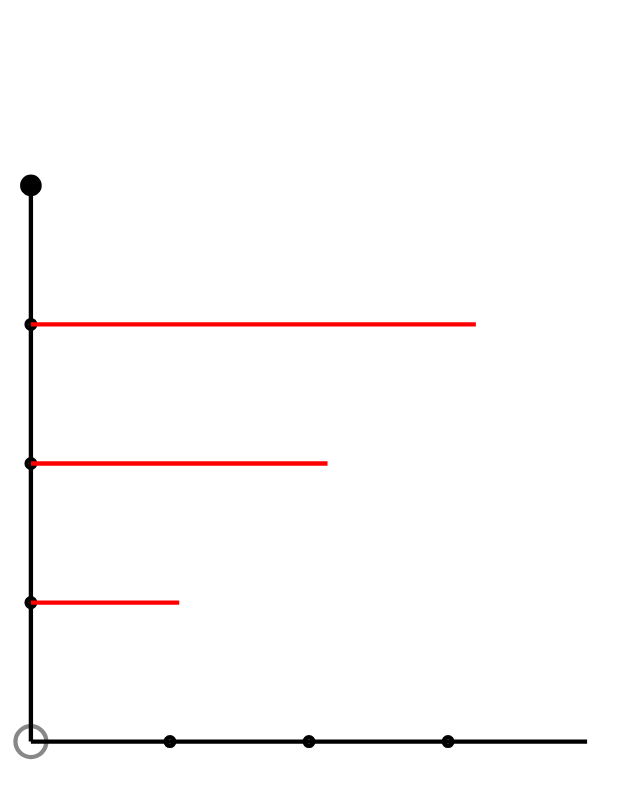
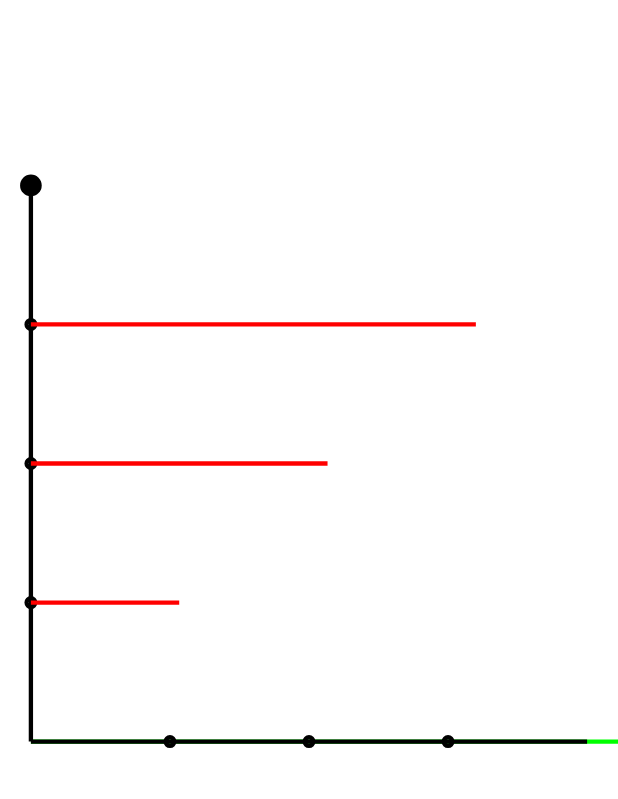
Before and after one commit to de-brasi/horizontal-diagram, an Android app: the layout activity_main.xml on its own in the app's theme, with its tools: preview values and no code run, on a phone screen of 412 x 824 dp. Shown: the top 799 px of the screen. Run offline under Robolectric (Android 15) with nearby library versions, the phone set to English and light mode, and no system bars.

Commit message:
Void commit with description. Minimum working version. The beginning of the graph coincides with the origin, which is bad when working with left indents. An abundance of variable names. Difficulty of setting.

```diff
--- a/app/src/main/java/health/helper/posturecorrectorstatisticviewer/view/HorizontalDiagram.java
+++ b/app/src/main/java/health/helper/posturecorrectorstatisticviewer/view/HorizontalDiagram.java
@@ -66,7 +66,9 @@ public class HorizontalDiagram extends View {
 
         changeAxis(canvas, scale_parameter, xMin, xMax, yMin, yMax, axisX_offset, axisY_offset);
 
-        canvas.drawCircle(0, 0, 0.25F, paint);
+        paint.setColor(Color.GREEN);
+        canvas.drawLine(0F, 0F, 10F, 0F, paint);
+
         // axis X and Y
         printWithScale_AxisX(
                 canvas, xMin, xMax, yMin, yMax,
```
